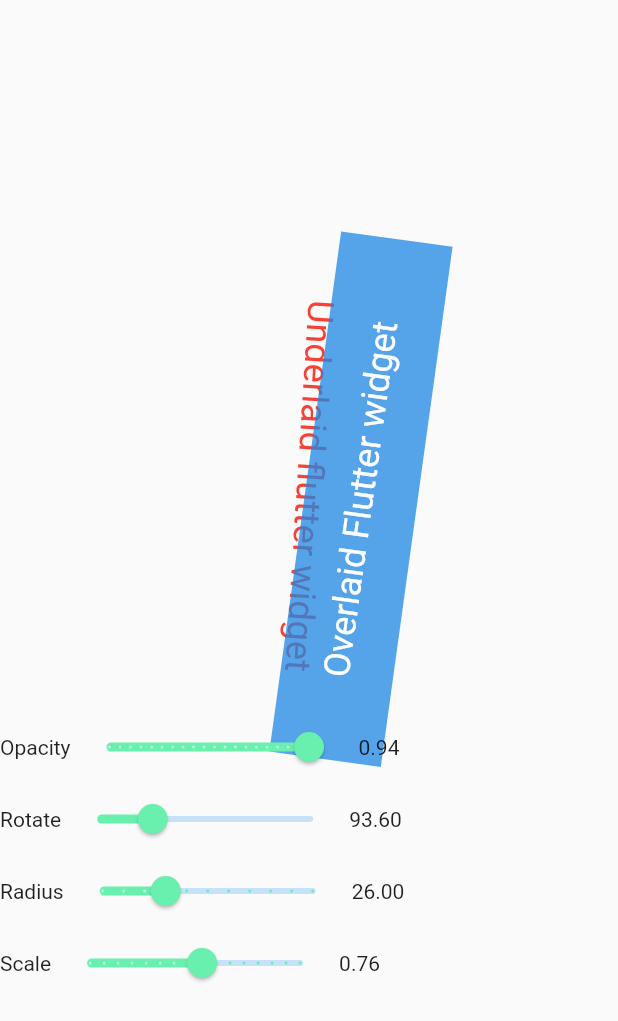
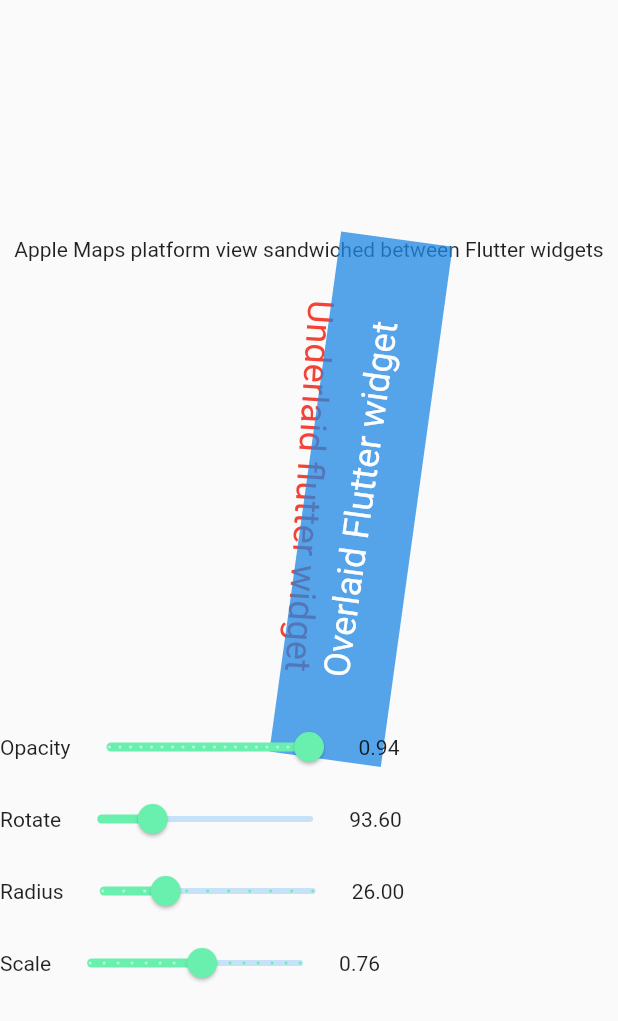
Before and after one commit to cbracken/platformview_test, a Flutter app: the screen it shows after launch, on a phone screen of 412 x 824 dp. Shown: the top 1021 px of the screen. Run offline on Flutter 3.47's test engine with Material 2 defaults, Android fonts, the phone set to English and light mode, and no system bars; our stand-ins replace plugin_platform_interface.

Commit message:
Inline text widget
Inlines a text widget which was formerly used for version information.

```diff
--- a/example/lib/main.dart
+++ b/example/lib/main.dart
@@ -100,7 +100,6 @@ class _MyAppState extends State<MyApp> with TickerProviderStateMixin {
 
   @override
   Widget build(BuildContext context) {
-    final Widget version = Text('');
     return MaterialApp(
       home: Scaffold(
         body: Center(
@@ -108,7 +107,7 @@ class _MyAppState extends State<MyApp> with TickerProviderStateMixin {
             mainAxisAlignment: MainAxisAlignment.center,
             crossAxisAlignment: CrossAxisAlignment.center,
             children: [
-              version,
+              Text('Apple Maps platform view sandwiched between Flutter widgets'),
               Stack(
                 alignment: Alignment.center,
                 children: <Widget>[
```
